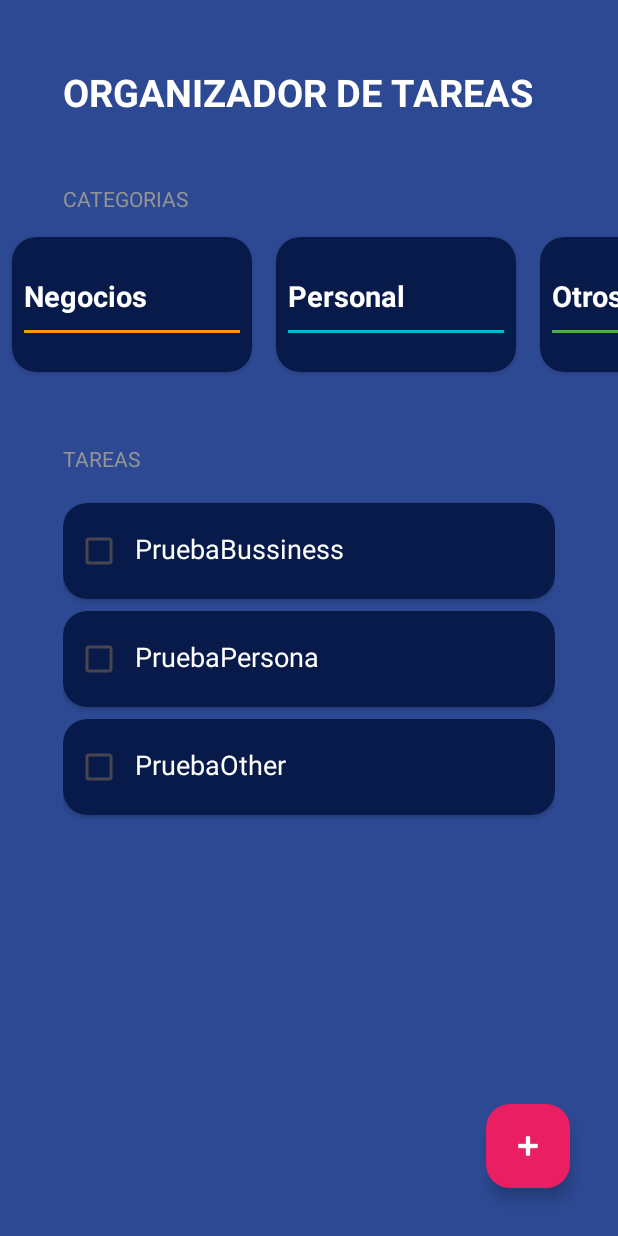
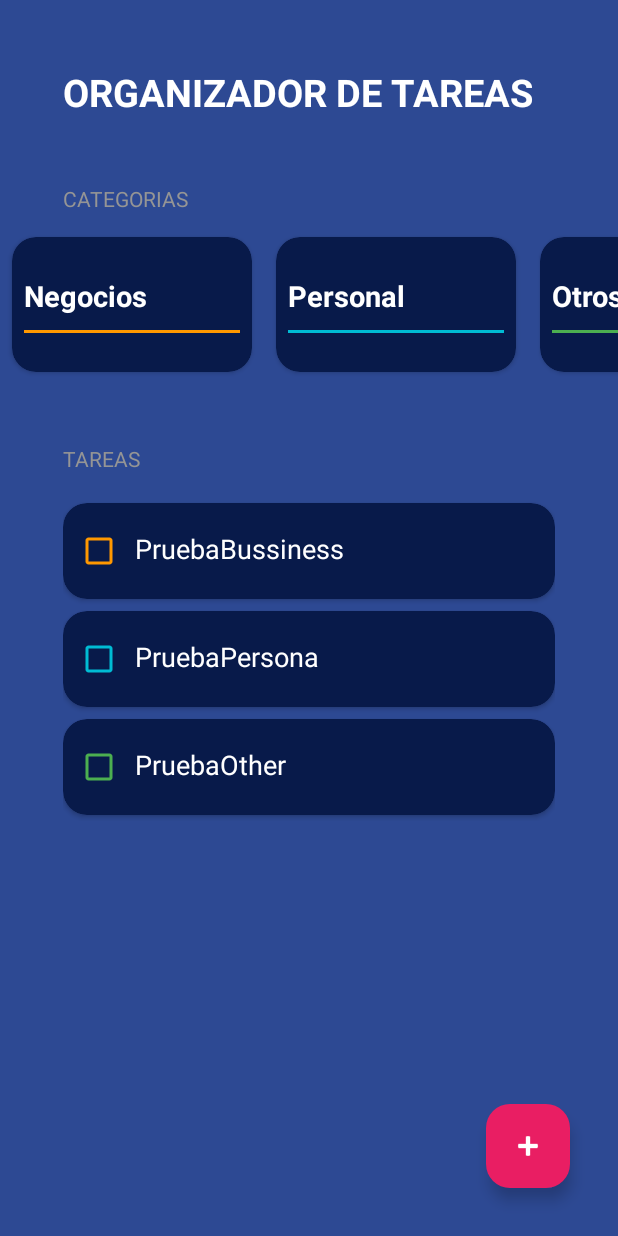
Before and after one commit to antialop/To-Do-List-Tasks, an Android app: the screen it shows after launch (MainActivity), on a phone screen of 412 x 824 dp. Run offline under Robolectric (Android 15) with nearby library versions, the phone set to English and light mode, and no system bars.

```diff
--- a/app/src/main/java/com/example/taskmanager/MainActivity.kt
+++ b/app/src/main/java/com/example/taskmanager/MainActivity.kt
@@ -86,9 +86,15 @@ class MainActivity : AppCompatActivity() {
         rvCategories.adapter = categoriesAdapter
 
 //        TASKS
-        taskAdapter = TaskAdapter(tasks)
+//        taskAdapter = TaskAdapter(tasks,{onItemSelected(it)})
+        taskAdapter = TaskAdapter(tasks) {position-> onItemSelected(position)}
         rvTask.layoutManager = LinearLayoutManager(this)
         rvTask.adapter = taskAdapter
+    }
+
+    private fun onItemSelected(position:Int){
+        tasks[position].isSelected = !tasks[position].isSelected
+        updateTasks()
     }
     private fun updateTasks(){
         taskAdapter.notifyDataSetChanged()
--- a/app/src/main/java/com/example/taskmanager/TaskAdapter.kt
+++ b/app/src/main/java/com/example/taskmanager/TaskAdapter.kt
@@ -4,7 +4,7 @@ import android.view.LayoutInflater
 import android.view.ViewGroup
 import androidx.recyclerview.widget.RecyclerView
 
-class TaskAdapter(private val tasks: List<Task>) :
+class TaskAdapter(private val tasks: List<Task>, private val onTaskSelected:(Int) -> Unit) :
     RecyclerView.Adapter<TaskViewHolder>() {
     override fun onCreateViewHolder(parent: ViewGroup, viewType: Int): TaskViewHolder {
         val view =
@@ -16,5 +16,7 @@ class TaskAdapter(private val tasks: List<Task>) :
 
     override fun onBindViewHolder(holder: TaskViewHolder, position: Int) {
         holder.render(tasks[position])
+        holder.itemView.setOnClickListener {  onTaskSelected(position) }
+
     }
 }
--- a/app/src/main/java/com/example/taskmanager/TaskViewHolder.kt
+++ b/app/src/main/java/com/example/taskmanager/TaskViewHolder.kt
@@ -1,14 +1,36 @@
 package com.example.taskmanager
 
+import android.content.res.ColorStateList
+import android.graphics.Paint
 import android.view.View
 import android.widget.CheckBox
 import android.widget.TextView
+import androidx.core.content.ContextCompat
 import androidx.recyclerview.widget.RecyclerView
 
 class TaskViewHolder(view: View) : RecyclerView.ViewHolder(view) {
     private val tvTask: TextView = view.findViewById(R.id.tvTask)
     private val cbTask: CheckBox = view.findViewById(R.id.cbTask)
     fun render(task: Task) {
+
+        if (task.isSelected) {
+            tvTask.paintFlags = tvTask.paintFlags or Paint.STRIKE_THRU_TEXT_FLAG
+        } else {
+            tvTask.paintFlags = tvTask.paintFlags and Paint.STRIKE_THRU_TEXT_FLAG.inv()
+        }
+
         tvTask.text = task.name
+        cbTask.isChecked = task.isSelected
+
+        val color = when (task.category) {
+            TaskCategory.Business -> R.color.business_category
+            TaskCategory.Other -> R.color.other_category
+            TaskCategory.Personal -> R.color.personal_category
+        }
+
+        cbTask.buttonTintList = ColorStateList.valueOf(
+            ContextCompat.getColor(cbTask.context, color)
+        )
+
     }
 }
```
